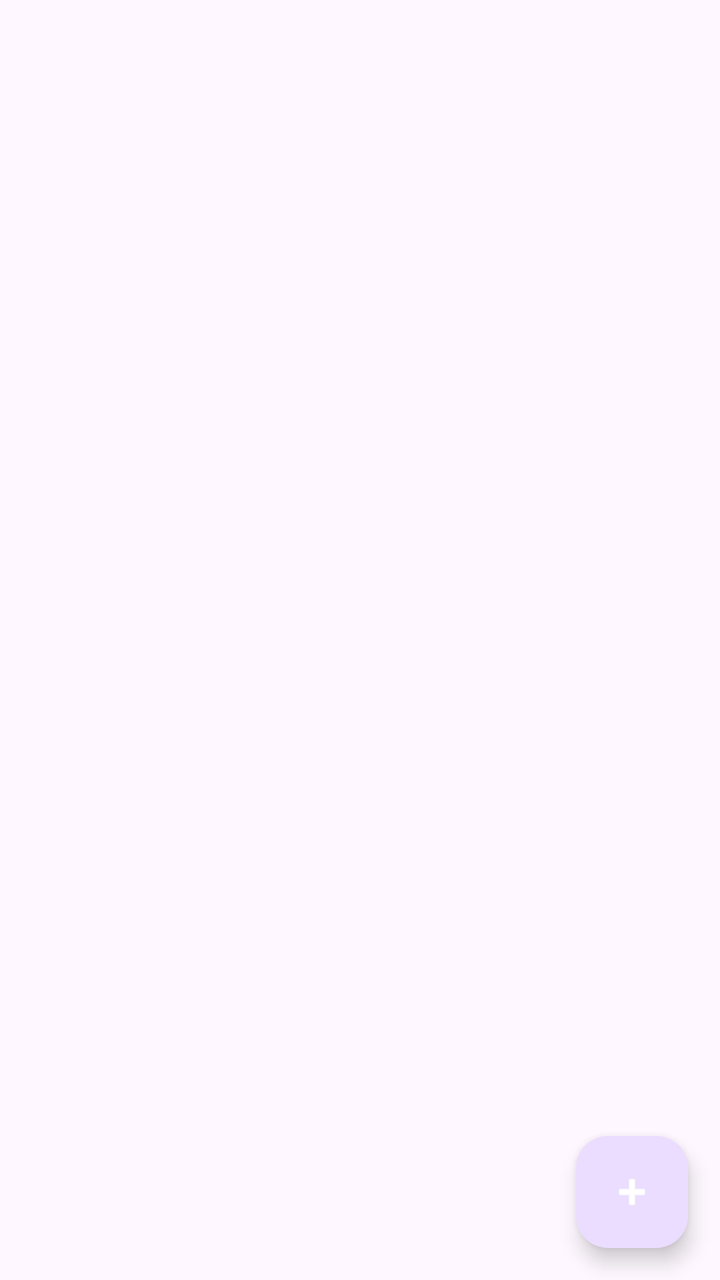
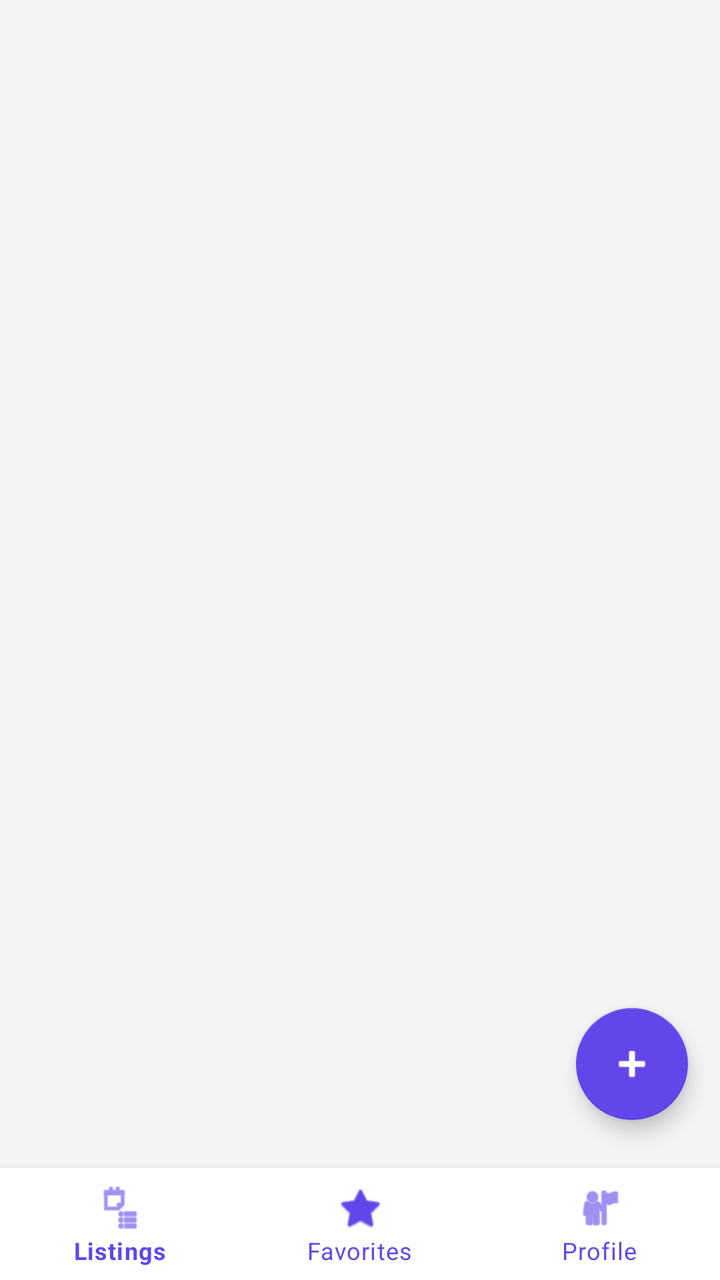

The first picture is an Android layout as it rendered before a commit; the second is the same layout after the commit. The layout source and the unified diff follow.
<!-- AndroidManifest.xml: application theme Theme.BashaBhai -->
<!-- res/layout/activity_main.xml -->
<?xml version="1.0" encoding="utf-8"?>
<androidx.coordinatorlayout.widget.CoordinatorLayout xmlns:android="http://schemas.android.com/apk/res/android"
    xmlns:app="http://schemas.android.com/apk/res-auto"
    android:layout_width="match_parent"
    android:layout_height="match_parent">

    <androidx.recyclerview.widget.RecyclerView
        android:id="@+id/recyclerView"
        android:layout_width="match_parent"
        android:layout_height="match_parent"
        android:clipToPadding="false"
        android:padding="8dp" />

    <com.google.android.material.floatingactionbutton.FloatingActionButton
        android:id="@+id/fabAddListing"
        android:layout_width="wrap_content"
        android:layout_height="wrap_content"
        android:layout_gravity="bottom|end"
        android:layout_margin="16dp"
        android:src="@android:drawable/ic_input_add"
        app:tint="@android:color/white"
        android:contentDescription="Add new listing" />

</androidx.coordinatorlayout.widget.CoordinatorLayout>
<!-- resources referenced by this layout -->
<resources>
  <style name="Theme.BashaBhai" parent="Base.Theme.BashaBhai" />
  <style name="Base.Theme.BashaBhai" parent="Theme.Material3.DayNight.NoActionBar">
          
          
      </style>
</resources>

<!-- the commit's change to res/layout/activity_main.xml (unified diff, before → after) -->
@@ -2,23 +2,37 @@
 <androidx.coordinatorlayout.widget.CoordinatorLayout xmlns:android="http://schemas.android.com/apk/res/android"
     xmlns:app="http://schemas.android.com/apk/res-auto"
     android:layout_width="match_parent"
-    android:layout_height="match_parent">
+    android:layout_height="match_parent"
+    android:background="@color/background">
 
     <androidx.recyclerview.widget.RecyclerView
         android:id="@+id/recyclerView"
         android:layout_width="match_parent"
         android:layout_height="match_parent"
         android:clipToPadding="false"
-        android:padding="8dp" />
+        android:padding="8dp"
+        android:paddingBottom="80dp"/> 
 
     <com.google.android.material.floatingactionbutton.FloatingActionButton
         android:id="@+id/fabAddListing"
         android:layout_width="wrap_content"
         android:layout_height="wrap_content"
         android:layout_gravity="bottom|end"
-        android:layout_margin="16dp"
+        android:layout_marginEnd="16dp"
+        android:layout_marginBottom="80dp"
         android:src="@android:drawable/ic_input_add"
-        app:tint="@android:color/white"
+        app:tint="@color/white"
+        app:backgroundTint="@color/primary"
         android:contentDescription="Add new listing" />
 
+    <com.google.android.material.bottomnavigation.BottomNavigationView
+        android:id="@+id/bottomNavigation"
+        android:layout_width="match_parent"
+        android:layout_height="wrap_content"
+        android:layout_gravity="bottom"
+        android:background="@color/surface"
+        app:itemIconTint="@color/primary"
+        app:itemTextColor="@color/primary"
+        app:menu="@menu/bottom_nav_menu" />
+
 </androidx.coordinatorlayout.widget.CoordinatorLayout>
<!-- resource entries referenced after the edit -->
@@ -1,9 +1,31 @@
 <!-- resources referenced by this layout -->
 <resources>
+  <color name="background">#F3F4F6</color>
+  <color name="primary">#6246EA</color>
+  <color name="surface">#FFFFFF</color>
+  <color name="white">#FFFFFFFF</color>
   <style name="Theme.BashaBhai" parent="Base.Theme.BashaBhai" />
-  <style name="Base.Theme.BashaBhai" parent="Theme.Material3.DayNight.NoActionBar">
+  <style name="Base.Theme.BashaBhai" parent="Theme.MaterialComponents.DayNight.NoActionBar">
           
-          
+          <item name="colorPrimary">@color/primary</item>
+          <item name="colorPrimaryVariant">@color/primary_variant</item>
+          <item name="colorOnPrimary">@color/on_primary</item>
+  
+          <item name="colorSecondary">@color/secondary</item>
+          <item name="colorSecondaryVariant">@color/secondary_variant</item>
+          <item name="colorOnSecondary">@color/on_secondary</item>
+  
+          <item name="android:colorBackground">@color/background</item>
+          <item name="colorOnBackground">@color/on_background</item>
+          <item name="colorSurface">@color/surface</item>
+          <item name="colorOnSurface">@color/on_surface</item>
       </style>
+  <color name="primary_variant">#4A30B5</color>
+  <color name="on_primary">#FFFFFF</color>
+  <color name="secondary">#2B2C34</color>
+  <color name="secondary_variant">#1F2026</color>
+  <color name="on_secondary">#FFFFFF</color>
+  <color name="on_background">#1F2937</color>
+  <color name="on_surface">#1F2937</color>
 </resources>
 
